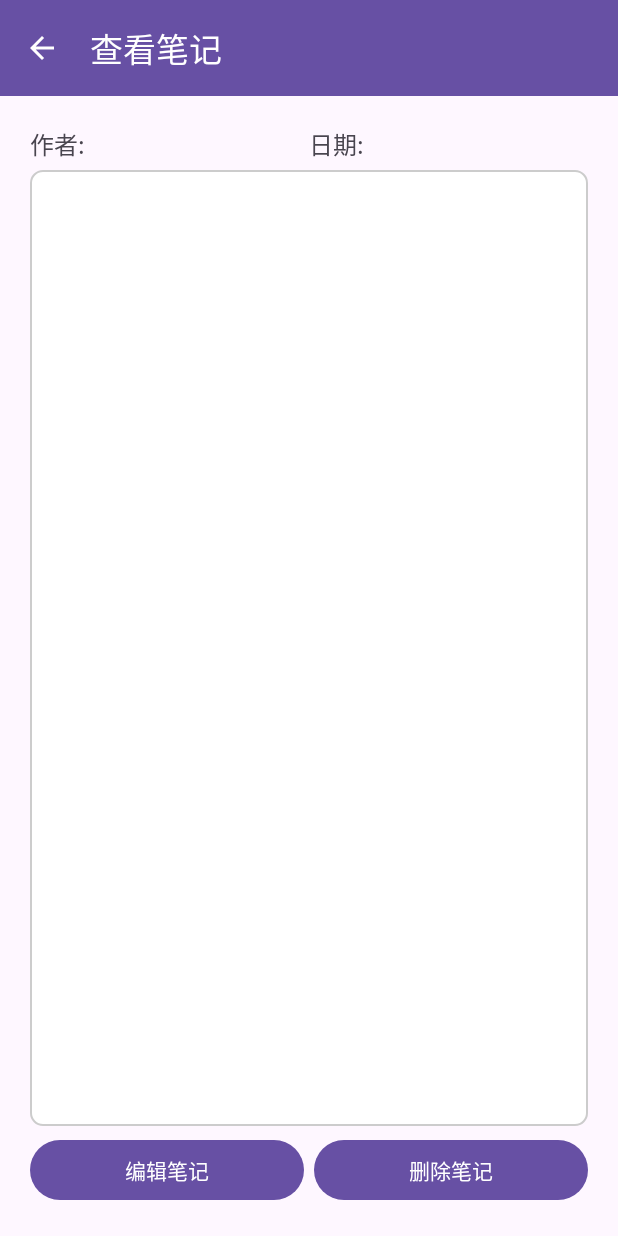
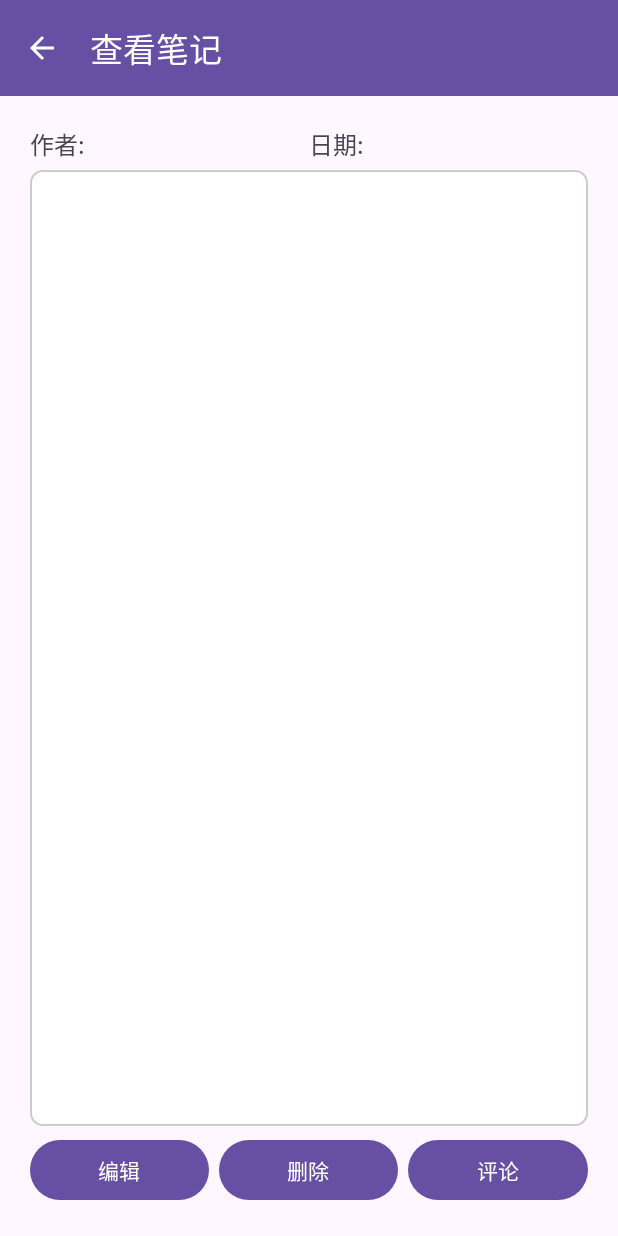
Before and after one commit to ChrisKimZHT/AndroidCurriculumDesign, an Android app: the NoteActivity screen opened directly, with no data from a screen before it, on a phone screen of 412 x 824 dp. Run offline under Robolectric (Android 15) with nearby library versions, the phone set to English and light mode, and no system bars; 1 statement that could not run was skipped.

Commit message:
[feat] 笔记页面完成

```diff
--- a/app/src/main/res/layout/activity_note.xml
+++ b/app/src/main/res/layout/activity_note.xml
@@ -92,18 +92,29 @@
                 android:orientation="horizontal">
 
                 <Button
+                    android:id="@+id/editBtn"
                     android:layout_width="0dp"
                     android:layout_height="wrap_content"
                     android:layout_marginRight="3dp"
                     android:layout_weight="1"
-                    android:text="编辑笔记" />
+                    android:text="编辑" />
 
                 <Button
+                    android:id="@+id/deleteBtn"
+                    android:layout_width="0dp"
+                    android:layout_height="wrap_content"
+                    android:layout_marginLeft="3dp"
+                    android:layout_marginRight="3dp"
+                    android:layout_weight="1"
+                    android:text="删除" />
+
+                <Button
+                    android:id="@+id/commentBtn"
                     android:layout_width="0dp"
                     android:layout_height="wrap_content"
                     android:layout_marginLeft="3dp"
                     android:layout_weight="1"
-                    android:text="删除笔记" />
+                    android:text="评论" />
             </LinearLayout>
         </LinearLayout>
     </LinearLayout>
```
Also changed, not shown: app/src/main/java/com/zouht/note/activity/NoteActivity.kt (+46 -4 lines).
